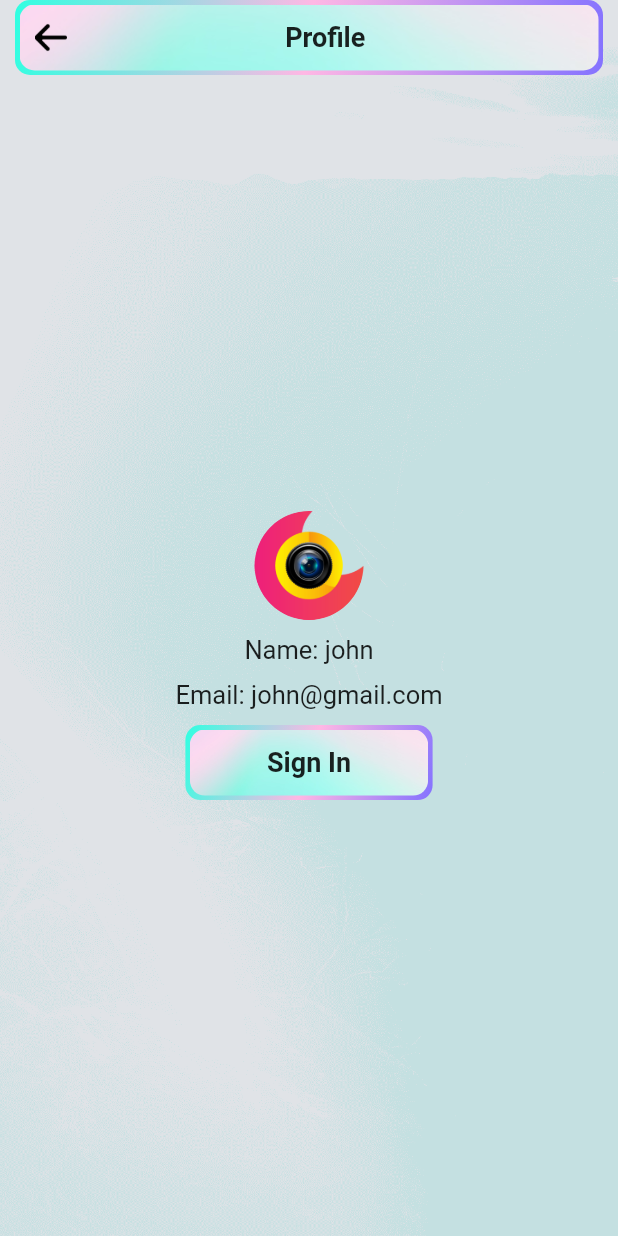
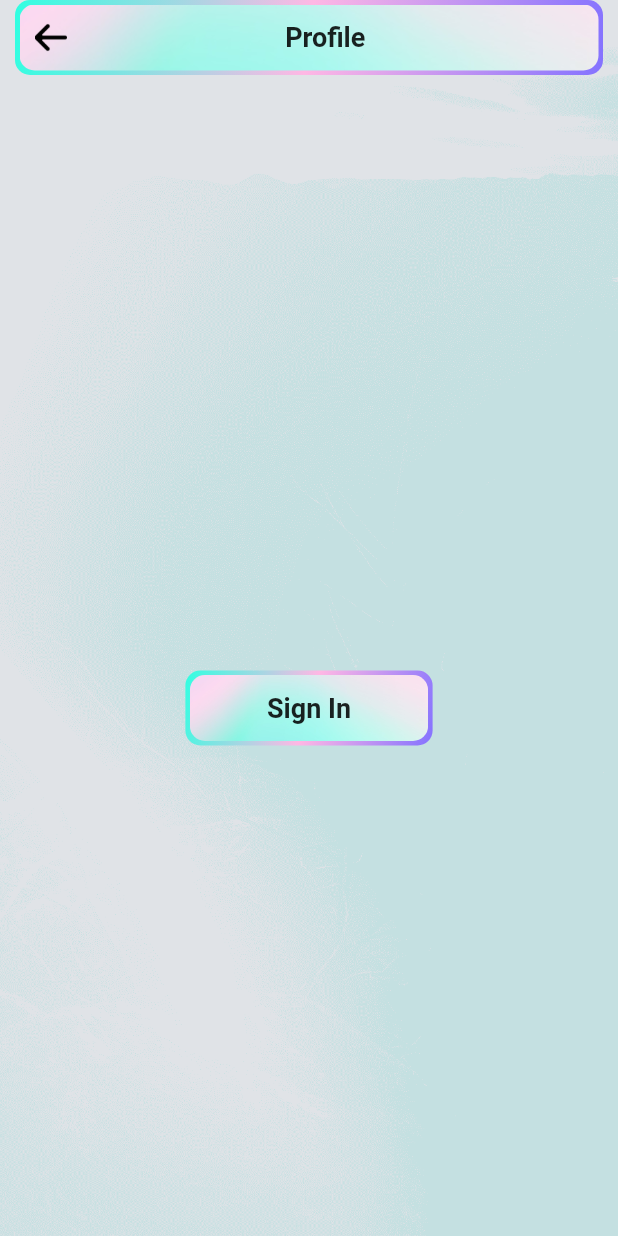
Before and after one commit to jyoti5560/PixyTrim_PhotoEditing, a Flutter app: the ProfileScreen screen opened directly, on a phone screen of 412 x 824 dp. Run offline on Flutter 3.47's test engine with Material 2 defaults, Android fonts, the light colour scheme and no system bars; our stand-ins replace camera, extended_image, firebase_auth, firebase_core, flutter_image_compress, fluttertoast and 8 more; missing offline and left inert: crop_your_image, flutter_login_facebook; accounts and stored records are empty.

Commit message:
Resolve Bugs

```diff
--- a/pixytrim/lib/screens/login_screen/login_screen_widgets.dart
+++ b/pixytrim/lib/screens/login_screen/login_screen_widgets.dart
@@ -55,7 +55,7 @@ class _socialLoginState extends State<socialLogin> {
             padding: const EdgeInsets.all(5),
             child: Container(
               height: 60,
-              width: Get.width/1.5,
+              width: Get.width/1.4,
               decoration: borderGradientDecoration(),
               child: Padding(
                 padding: const EdgeInsets.all(3),
@@ -100,7 +100,7 @@ class _socialLoginState extends State<socialLogin> {
             padding: const EdgeInsets.all(5),
             child: Container(
               height: 60,
-              width: Get.width/1.5,
+              width: Get.width/1.4,
               decoration: borderGradientDecoration(),
               child: Padding(
                 padding: const EdgeInsets.all(3),
--- a/pixytrim/lib/screens/profile_screen/profile_screen.dart
+++ b/pixytrim/lib/screens/profile_screen/profile_screen.dart
@@ -102,23 +102,20 @@ class ProfileScreen extends StatelessWidget {
             child: Image.network(
               profileScreenController.uPhotoUrl!
             ),
-          ) : ClipOval(
-            child: Image.asset(
-                Images.ic_logo, scale: 7,
-            ),
-          ),
+          ) :
+            ClipOval(),
           SizedBox(height: 10,),
-           Text(profileScreenController.uName!.isNotEmpty ? 'Name: ${profileScreenController.uName}' : 'Name: john', style: TextStyle(fontSize: 17),),
+           Text(profileScreenController.uName!.isNotEmpty ? 'Name: ${profileScreenController.uName}' : '', style: TextStyle(fontSize: 17),),
           SizedBox(height: 10,),
-          profileScreenController.uEmail!.isNotEmpty ? Text('Email: ${profileScreenController.uEmail}', style: TextStyle(fontSize: 17),) :
-          Text('Email: john@gmail.com', style: TextStyle(fontSize: 17),),
+           Text(profileScreenController.uEmail!.isNotEmpty ?'Email: ${profileScreenController.uEmail}' : '', style: TextStyle(fontSize: 17),),
           SizedBox(height: 10,),
 
           GestureDetector(
             onTap: () async {
                googleSignIn.signOut();
               await profileScreenController.clearUserDetails();
-              Get.back();
+              Get.off(() => LoginScreen());
+              //Get.back();
               //Get.off(() => LoginScreen());
             },
             child: Container(
```
Also changed, not shown: pixytrim/lib/controller/splash_screen_controller/splash_screen_controller.dart (+6 -6 lines), pixytrim/lib/screens/previous_session_screen/previous_session_screen.dart (+21 -8 lines).
